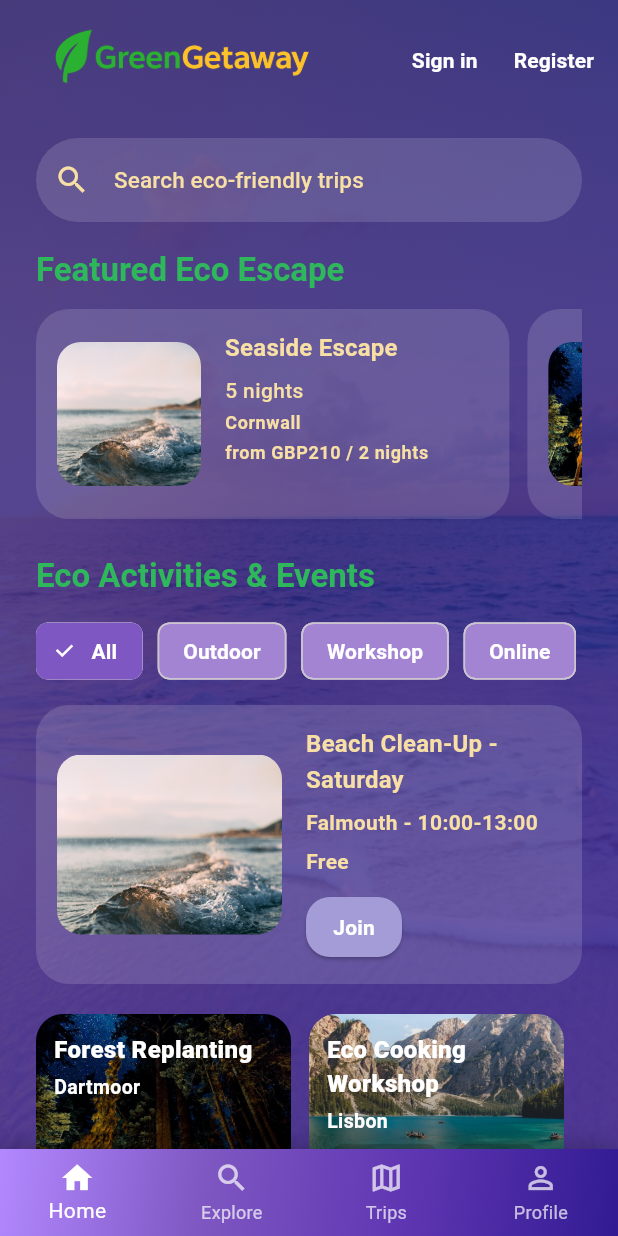
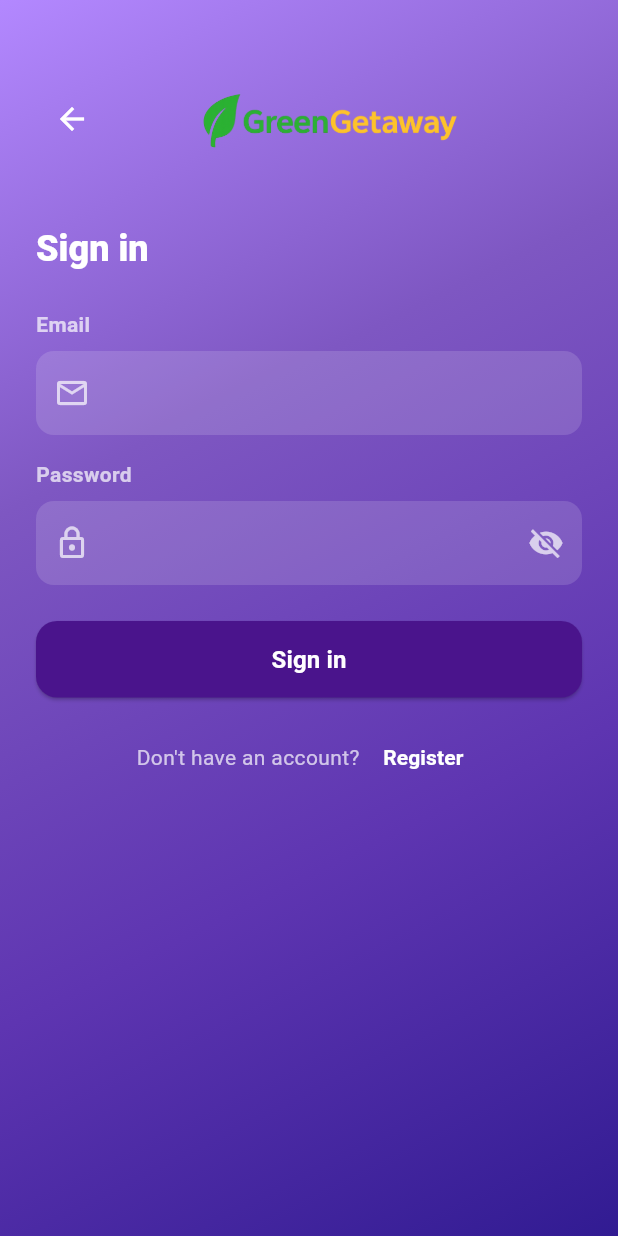
Before and after one commit to RaduBuzatu-hub/swe6301_group3_artefact, a Flutter app: the screen it shows after launch, after a tap on "Sign in", on a phone screen of 412 x 824 dp. Run offline on Flutter 3.47's test engine with Material 3 defaults, Android fonts, the light colour scheme and no system bars; our stand-ins replace shared_preferences; network calls fail.

Commit message:
feat: add sign in and sign up pages with navigation from home page

```diff
--- a/lib/screens/home_page.dart
+++ b/lib/screens/home_page.dart
@@ -5,6 +5,8 @@ import '../widgets/section_title.dart';
 import 'search_page.dart';
 import 'event_detail_page.dart';
 import 'activity_detail_page.dart';
+import 'sign_in_page.dart';
+import 'sign_up_page.dart';
 import '../models/trip_entry.dart';
 
 class HomePage extends StatefulWidget {
@@ -141,7 +143,11 @@ class _HomePageState extends State<HomePage> {
               mainAxisSize: MainAxisSize.min,
               children: [
                 TextButton(
-                  onPressed: () {},
+                  onPressed: () {
+                    Navigator.of(context).push(
+                      MaterialPageRoute(builder: (_) => const SignInPage()),
+                    );
+                  },
                   child: const Text(
                     'Sign in',
                     style: TextStyle(
@@ -151,7 +157,11 @@ class _HomePageState extends State<HomePage> {
                   ),
                 ),
                 TextButton(
-                  onPressed: () {},
+                  onPressed: () {
+                    Navigator.of(context).push(
+                      MaterialPageRoute(builder: (_) => const SignUpPage()),
+                    );
+                  },
                   child: const Text(
                     'Register',
                     style: TextStyle(
--- /dev/null
+++ b/lib/screens/sign_in_page.dart
@@ -0,0 +1,202 @@
+import 'package:flutter/material.dart';
+import 'sign_up_page.dart';
+
+class SignInPage extends StatefulWidget {
+  const SignInPage({super.key});
+
+  @override
+  State<SignInPage> createState() => _SignInPageState();
+}
+
+class _SignInPageState extends State<SignInPage> {
+  final _emailController = TextEditingController();
+  final _passwordController = TextEditingController();
+  bool _obscure = true;
+
+  @override
+  void dispose() {
+    _emailController.dispose();
+    _passwordController.dispose();
+    super.dispose();
+  }
+
+  @override
+  Widget build(BuildContext context) {
+    return Scaffold(
+      body: Stack(
+        children: [
+          Positioned.fill(
+            child: Container(
+              decoration: const BoxDecoration(
+                gradient: LinearGradient(
+                  colors: [
+                    Color(0xFFB388FF),
+                    Color(0xFF7E57C2),
+                    Color(0xFF5E35B1),
+                    Color(0xFF311B92),
+                  ],
+                  begin: Alignment.topLeft,
+                  end: Alignment.bottomRight,
+                ),
+              ),
+            ),
+          ),
+          SafeArea(
+            child: LayoutBuilder(
+              builder: (context, constraints) {
+                return SingleChildScrollView(
+                  child: ConstrainedBox(
+                    constraints: BoxConstraints(minHeight: constraints.maxHeight),
+                    child: Padding(
+                      padding: const EdgeInsets.all(24),
+                      child: Column(
+                        crossAxisAlignment: CrossAxisAlignment.start,
+                        children: [
+                          Row(
+                            crossAxisAlignment: CrossAxisAlignment.center,
+                            children: [
+                              IconButton(
+                                icon: const Icon(Icons.arrow_back, color: Colors.white),
+                                onPressed: () => Navigator.of(context).pop(),
+                              ),
+                              const Spacer(),
+                              ClipRRect(
+                                borderRadius: BorderRadius.circular(24),
+                                child: SizedBox(
+                                  height: 110,
+                                  width: 260,
+                                  child: Image.asset(
+                                    'lib/screens/assets/logo.png',
+                                    fit: BoxFit.cover,
+                                  ),
+                                ),
+                              ),
+                              const Spacer(flex: 2),
+                            ],
+                          ),
+                          const SizedBox(height: 16),
+                          Text(
+                            'Sign in',
+                            style: Theme.of(context).textTheme.headlineSmall?.copyWith(
+                                  color: Colors.white,
+                                  fontWeight: FontWeight.w800,
+                                ),
+                          ),
+                          const SizedBox(height: 24),
+                          _buildField(
+                            label: 'Email',
+                            controller: _emailController,
+                            keyboardType: TextInputType.emailAddress,
+                            icon: Icons.email_outlined,
+                          ),
+                          const SizedBox(height: 16),
+                          _buildField(
+                            label: 'Password',
+                            controller: _passwordController,
+                            obscure: _obscure,
+                            icon: Icons.lock_outline,
+                            suffix: IconButton(
+                              icon: Icon(
+                                _obscure ? Icons.visibility_off : Icons.visibility,
+                                color: Colors.white70,
+                              ),
+                              onPressed: () => setState(() => _obscure = !_obscure),
+                            ),
+                          ),
+                          const SizedBox(height: 24),
+                          SizedBox(
+                            width: double.infinity,
+                            child: ElevatedButton(
+                              style: ElevatedButton.styleFrom(
+                                backgroundColor: const Color(0xFF4A148C),
+                                foregroundColor: Colors.white,
+                                padding: const EdgeInsets.symmetric(vertical: 14),
+                                shape: RoundedRectangleBorder(
+                                  borderRadius: BorderRadius.circular(14),
+                                ),
+                              ),
+                              onPressed: () {
+                                ScaffoldMessenger.of(context).showSnackBar(
+                                  const SnackBar(content: Text('Signed in (mock)')),
+                                );
+                              },
+                              child: const Text(
+                                'Sign in',
+                                style: TextStyle(fontWeight: FontWeight.w700, fontSize: 16),
+                              ),
+                            ),
+                          ),
+                          const SizedBox(height: 16),
+                          Row(
+                            mainAxisAlignment: MainAxisAlignment.center,
+                            children: [
+                              const Text(
+                                "Don't have an account? ",
+                                style: TextStyle(color: Colors.white70),
+                              ),
+                              TextButton(
+                                onPressed: () {
+                                  Navigator.of(context).push(
+                                    MaterialPageRoute(builder: (_) => const SignUpPage()),
+                                  );
+                                },
+                                child: const Text(
+                                  'Register',
+                                  style: TextStyle(
+                                    color: Colors.white,
+                                    fontWeight: FontWeight.w700,
+                                  ),
+                                ),
+                              ),
+                            ],
+                          ),
+                          const SizedBox(height: 12),
+                        ],
+                      ),
+                    ),
+                  ),
+                );
+              },
+            ),
+          ),
+        ],
+      ),
+    );
+  }
+
+  Widget _buildField({
+    required String label,
+    required TextEditingController controller,
+    bool obscure = false,
+    TextInputType? keyboardType,
+    IconData? icon,
+    Widget? suffix,
+  }) {
+    return Column(
+      crossAxisAlignment: CrossAxisAlignment.start,
+      children: [
+        Text(
+          label,
+          style: const TextStyle(color: Colors.white70, fontWeight: FontWeight.w700),
+        ),
+        const SizedBox(height: 8),
+        TextField(
+          controller: controller,
+          obscureText: obscure,
+          keyboardType: keyboardType,
+          style: const TextStyle(color: Colors.white),
+          decoration: InputDecoration(
+            prefixIcon: icon != null ? Icon(icon, color: Colors.white70) : null,
+            suffixIcon: suffix,
+            filled: true,
+            fillColor: Colors.white.withValues(alpha: 0.14),
+            border: OutlineInputBorder(
+              borderRadius: BorderRadius.circular(12),
+              borderSide: BorderSide.none,
+            ),
+          ),
+        ),
+      ],
+    );
+  }
+}
```
Also changed, not shown: lib/screens/sign_up_page.dart (added, +185 -0 lines).
